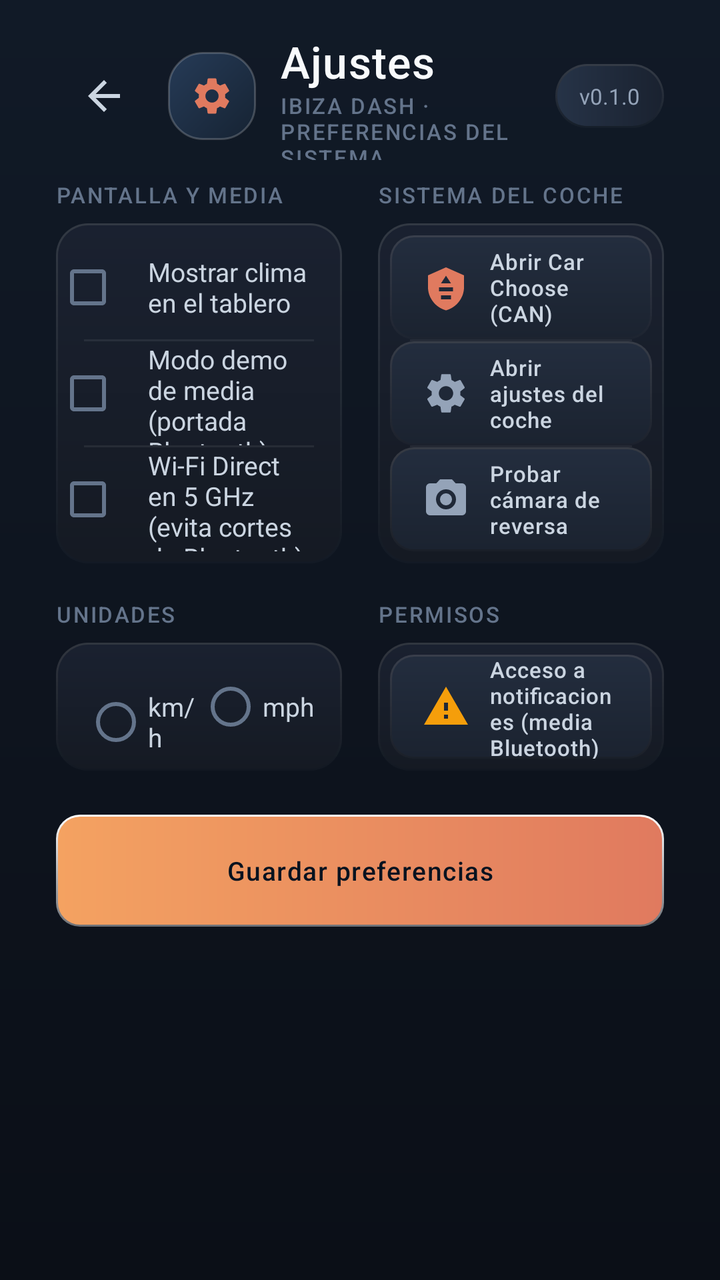
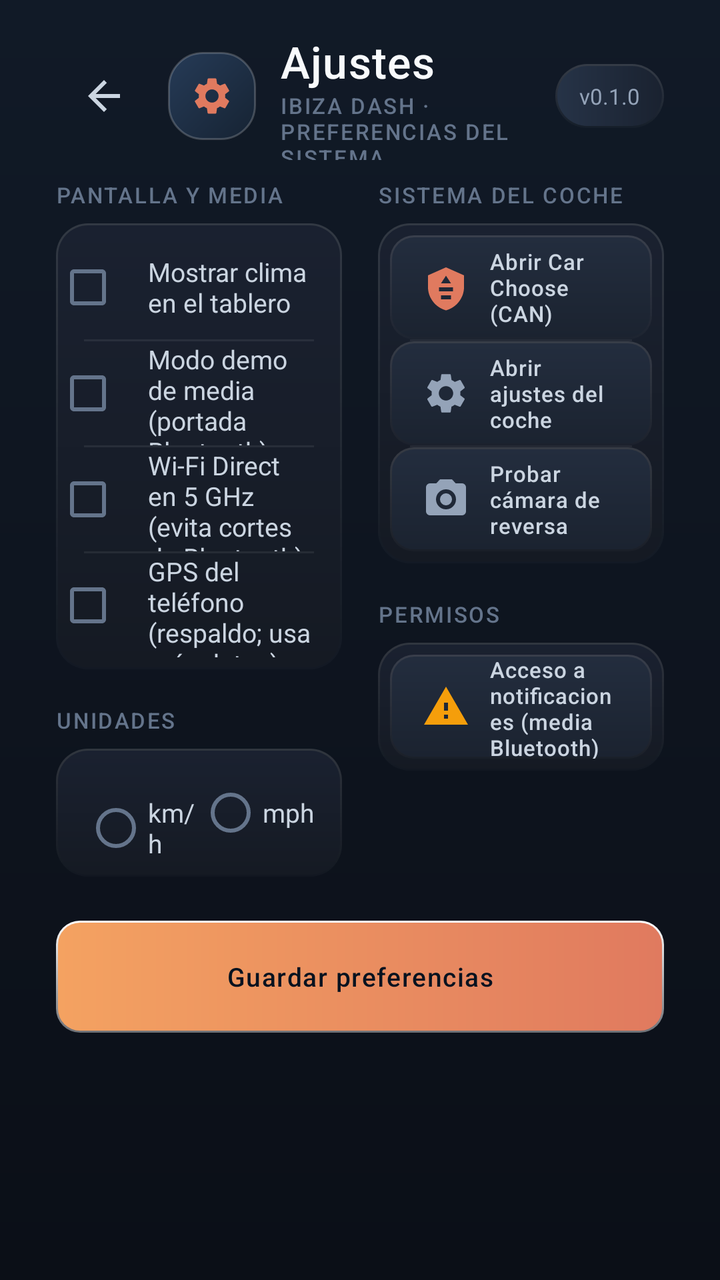

Before-and-after screenshots of an Android layout around one commit, followed by the original layout XML and the change that was made.
<!-- AndroidManifest.xml: application theme Theme.IbizaDash -->
<!-- res/layout/activity_settings.xml -->
<?xml version="1.0" encoding="utf-8"?>
<ScrollView xmlns:android="http://schemas.android.com/apk/res/android"
    android:layout_width="match_parent"
    android:layout_height="match_parent"
    android:background="@drawable/bg_screen_gradient"
    android:fillViewport="true"
    android:scrollbars="none">

    <LinearLayout
        android:layout_width="match_parent"
        android:layout_height="wrap_content"
        android:orientation="vertical"
        android:paddingStart="28dp"
        android:paddingTop="16dp"
        android:paddingEnd="28dp"
        android:paddingBottom="28dp">

        
        <LinearLayout
            android:layout_width="match_parent"
            android:layout_height="64dp"
            android:gravity="center_vertical"
            android:orientation="horizontal">

            <ImageButton
                android:id="@+id/btnBack"
                android:layout_width="48dp"
                android:layout_height="48dp"
                android:background="?attr/selectableItemBackgroundBorderless"
                android:contentDescription="Atrás"
                android:padding="10dp"
                android:src="@drawable/ic_back"
                android:tint="@color/text_secondary" />

            <FrameLayout
                android:layout_width="44dp"
                android:layout_height="44dp"
                android:layout_marginStart="8dp"
                android:background="@drawable/bg_hero_badge">

                <ImageView
                    android:layout_width="22dp"
                    android:layout_height="22dp"
                    android:layout_gravity="center"
                    android:contentDescription="Ajustes"
                    android:src="@drawable/ic_settings"
                    android:tint="@color/accent_sky" />
            </FrameLayout>

            <LinearLayout
                android:layout_width="0dp"
                android:layout_height="wrap_content"
                android:layout_marginStart="12dp"
                android:layout_weight="1"
                android:orientation="vertical">

                <TextView
                    android:layout_width="wrap_content"
                    android:layout_height="wrap_content"
                    android:fontFamily="sans-serif-medium"
                    android:letterSpacing="0.02"
                    android:text="Ajustes"
                    android:textColor="@color/text_primary"
                    android:textSize="22sp" />

                <TextView
                    style="@style/Label"
                    android:layout_width="wrap_content"
                    android:layout_height="wrap_content"
                    android:text="IBIZA DASH · PREFERENCIAS DEL SISTEMA" />
            </LinearLayout>

            <TextView
                android:id="@+id/settingsVersion"
                android:layout_width="wrap_content"
                android:layout_height="32dp"
                android:background="@drawable/bg_chip_glass"
                android:fontFeatureSettings="tnum"
                android:gravity="center"
                android:paddingStart="12dp"
                android:paddingEnd="12dp"
                android:text="v0.1.0"
                android:textColor="@color/text_muted"
                android:textSize="11sp" />
        </LinearLayout>

        <LinearLayout
            android:layout_width="match_parent"
            android:layout_height="wrap_content"
            android:layout_marginTop="10dp"
            android:baselineAligned="false"
            android:orientation="horizontal">

            
            <LinearLayout
                android:layout_width="0dp"
                android:layout_height="wrap_content"
                android:layout_weight="1"
                android:orientation="vertical">

                <TextView
                    style="@style/Label"
                    android:layout_width="wrap_content"
                    android:layout_height="wrap_content"
                    android:text="PANTALLA Y MEDIA" />

                <LinearLayout
                    android:layout_width="match_parent"
                    android:layout_height="wrap_content"
                    android:layout_marginTop="7dp"
                    android:background="@drawable/bg_insight_card"
                    android:orientation="vertical"
                    android:paddingTop="6dp"
                    android:paddingBottom="6dp">

                    <CheckBox
                        android:id="@+id/showWeather"
                        android:layout_width="match_parent"
                        android:layout_height="52dp"
                        android:buttonTint="@color/checkbox_tint"
                        android:fontFamily="sans-serif"
                        android:gravity="center_vertical"
                        android:paddingStart="14dp"
                        android:paddingEnd="14dp"
                        android:text="Mostrar clima en el tablero"
                        android:textColor="@color/text_secondary"
                        android:textSize="13sp" />

                    <View
                        android:layout_width="match_parent"
                        android:layout_height="1dp"
                        android:layout_marginStart="14dp"
                        android:layout_marginEnd="14dp"
                        android:background="#12FFFFFF" />

                    <CheckBox
                        android:id="@+id/demoMedia"
                        android:layout_width="match_parent"
                        android:layout_height="52dp"
                        android:buttonTint="@color/checkbox_tint"
                        android:fontFamily="sans-serif"
                        android:gravity="center_vertical"
                        android:paddingStart="14dp"
                        android:paddingEnd="14dp"
                        android:text="Modo demo de media (portada Bluetooth)"
                        android:textColor="@color/text_secondary"
                        android:textSize="13sp" />

                    <View
                        android:layout_width="match_parent"
                        android:layout_height="1dp"
                        android:layout_marginStart="14dp"
                        android:layout_marginEnd="14dp"
                        android:background="#12FFFFFF" />

                    <CheckBox
                        android:id="@+id/p2p5ghz"
                        android:layout_width="match_parent"
                        android:layout_height="52dp"
                        android:buttonTint="@color/checkbox_tint"
                        android:fontFamily="sans-serif"
                        android:gravity="center_vertical"
                        android:paddingStart="14dp"
                        android:paddingEnd="14dp"
                        android:text="Wi-Fi Direct en 5 GHz (evita cortes de Bluetooth)"
                        android:textColor="@color/text_secondary"
                        android:textSize="13sp" />
                </LinearLayout>

                <TextView
                    style="@style/Label"
                    android:layout_width="wrap_content"
                    android:layout_height="wrap_content"
                    android:layout_marginTop="18dp"
                    android:text="UNIDADES" />

                <LinearLayout
                    android:layout_width="match_parent"
                    android:layout_height="wrap_content"
                    android:layout_marginTop="7dp"
                    android:background="@drawable/bg_insight_card"
                    android:gravity="center_vertical"
                    android:orientation="horizontal"
                    android:paddingStart="14dp"
                    android:paddingTop="6dp"
                    android:paddingEnd="14dp"
                    android:paddingBottom="6dp">

                    <RadioGroup
                        android:id="@+id/units"
                        android:layout_width="match_parent"
                        android:layout_height="wrap_content"
                        android:orientation="horizontal">

                        <RadioButton
                            android:id="@+id/unitKmh"
                            android:layout_width="0dp"
                            android:layout_height="52dp"
                            android:layout_weight="1"
                            android:buttonTint="@color/radio_tint"
                            android:gravity="center_vertical"
                            android:text="km/h"
                            android:textColor="@color/text_secondary"
                            android:textSize="13sp" />

                        <RadioButton
                            android:id="@+id/unitMph"
                            android:layout_width="0dp"
                            android:layout_height="52dp"
                            android:layout_weight="1"
                            android:buttonTint="@color/radio_tint"
                            android:gravity="center_vertical"
                            android:text="mph"
                            android:textColor="@color/text_secondary"
                            android:textSize="13sp" />
                    </RadioGroup>
                </LinearLayout>
            </LinearLayout>

            <Space
                android:layout_width="18dp"
                android:layout_height="match_parent" />

            
            <LinearLayout
                android:layout_width="0dp"
                android:layout_height="wrap_content"
                android:layout_weight="1"
                android:orientation="vertical">

                <TextView
                    style="@style/Label"
                    android:layout_width="wrap_content"
                    android:layout_height="wrap_content"
                    android:text="SISTEMA DEL COCHE" />

                <LinearLayout
                    android:layout_width="match_parent"
                    android:layout_height="wrap_content"
                    android:layout_marginTop="7dp"
                    android:background="@drawable/bg_insight_card"
                    android:orientation="vertical"
                    android:padding="6dp">

                    <Button
                        android:id="@+id/btnCarChoose"
                        style="@style/SettingsActionButton"
                        android:layout_width="match_parent"
                        android:drawableStart="@drawable/ic_can"
                        android:drawableTint="@color/accent_sky"
                        android:text="Abrir Car Choose (CAN)" />

                    <View
                        android:layout_width="match_parent"
                        android:layout_height="1dp"
                        android:layout_marginStart="10dp"
                        android:layout_marginEnd="10dp"
                        android:background="#0FFFFFFF" />

                    <Button
                        android:id="@+id/btnCarSettings"
                        style="@style/SettingsActionButton"
                        android:layout_width="match_parent"
                        android:drawableStart="@drawable/ic_settings"
                        android:drawableTint="@color/text_muted"
                        android:text="Abrir ajustes del coche" />

                    <View
                        android:layout_width="match_parent"
                        android:layout_height="1dp"
                        android:layout_marginStart="10dp"
                        android:layout_marginEnd="10dp"
                        android:background="#0FFFFFFF" />

                    <Button
                        android:id="@+id/btnReverse"
                        style="@style/SettingsActionButton"
                        android:layout_width="match_parent"
                        android:drawableStart="@drawable/ic_camera"
                        android:drawableTint="@color/text_muted"
                        android:text="Probar cámara de reversa" />
                </LinearLayout>

                <TextView
                    style="@style/Label"
                    android:layout_width="wrap_content"
                    android:layout_height="wrap_content"
                    android:layout_marginTop="18dp"
                    android:text="PERMISOS" />

                <LinearLayout
                    android:layout_width="match_parent"
                    android:layout_height="wrap_content"
                    android:layout_marginTop="7dp"
                    android:background="@drawable/bg_insight_card"
                    android:orientation="vertical"
                    android:padding="6dp">

                    <Button
                        android:id="@+id/btnNotificationAccess"
                        style="@style/SettingsActionButton"
                        android:layout_width="match_parent"
                        android:drawableStart="@drawable/ic_alert"
                        android:drawableTint="@color/amber"
                        android:text="Acceso a notificaciones (media Bluetooth)" />
                </LinearLayout>
            </LinearLayout>
        </LinearLayout>

        <Button
            android:id="@+id/btnSave"
            style="@style/PrimaryButton"
            android:layout_width="match_parent"
            android:layout_marginTop="22dp"
            android:text="Guardar preferencias" />
    </LinearLayout>
</ScrollView>
<!-- resources referenced by this layout -->
<resources>
  <color name="accent_sky">#E07A5F</color>
  <color name="amber">#F59E0B</color>
  <color name="text_muted">#94A3B8</color>
  <color name="text_primary">#F8FAFC</color>
  <color name="text_secondary">#CBD5E1</color>
  <!-- drawable bg_hero_badge (drawable) -->
  <?xml version="1.0" encoding="utf-8"?>
  <shape xmlns:android="http://schemas.android.com/apk/res/android">
      <gradient
          android:angle="315"
          android:endColor="#162333"
          android:startColor="#263B57" />
      <corners android:radius="17dp" />
      <stroke
          android:width="1dp"
          android:color="#33FFFFFF" />
  </shape>
  <!-- drawable bg_screen_gradient (drawable) -->
  <?xml version="1.0" encoding="utf-8"?>
  <shape xmlns:android="http://schemas.android.com/apk/res/android">
      <gradient
          android:angle="270"
          android:endColor="#0B0F17"
          android:startColor="#111A27" />
  </shape>
  <!-- drawable ic_alert (drawable) -->
  <?xml version="1.0" encoding="utf-8"?>
  <vector xmlns:android="http://schemas.android.com/apk/res/android"
      android:width="24dp"
      android:height="24dp"
      android:viewportWidth="24"
      android:viewportHeight="24">
      <path
          android:fillColor="#FFFFFFFF"
          android:pathData="M1,21h22L12,2 1,21zM13,18h-2v-2h2v2zM13,14h-2v-4h2v4z" />
  </vector>
  <!-- drawable ic_back (drawable) -->
  <?xml version="1.0" encoding="utf-8"?>
  <vector xmlns:android="http://schemas.android.com/apk/res/android"
      android:width="24dp"
      android:height="24dp"
      android:viewportWidth="24"
      android:viewportHeight="24">
      <path
          android:fillColor="#FFFFFFFF"
          android:pathData="M20,11H7.83l5.59-5.59L12,4l-8,8 8,8 1.41-1.41L7.83,13H20v-2z" />
  </vector>
  <!-- drawable ic_camera (drawable) -->
  <?xml version="1.0" encoding="utf-8"?>
  <vector xmlns:android="http://schemas.android.com/apk/res/android"
      android:width="24dp"
      android:height="24dp"
      android:viewportWidth="24"
      android:viewportHeight="24">
      <path
          android:fillColor="#FFFFFFFF"
          android:pathData="M9,2L7.17,4H4A2,2 0,0 0,2 6V18A2,2 0,0 0,4 20H20A2,2 0,0 0,22 18V6A2,2 0,0 0,20 4H16.83L15,2H9M12,17A5,5 0,0 1,7 12A5,5 0,0 1,12 7A5,5 0,0 1,17 12A5,5 0,0 1,12 17M12,9A3,3 0,0 0,9 12A3,3 0,0 0,12 15A3,3 0,0 0,15 12A3,3 0,0 0,12 9Z" />
  </vector>
  <!-- drawable ic_can (drawable) -->
  <?xml version="1.0" encoding="utf-8"?>
  <vector xmlns:android="http://schemas.android.com/apk/res/android"
      android:width="24dp"
      android:height="24dp"
      android:viewportWidth="24"
      android:viewportHeight="24">
      <path
          android:fillColor="#FFFFFFFF"
          android:pathData="M12,2l9,4v6c0,5.25 -3.84,10.16 -9,11.5C6.84,22.16 3,17.25 3,12V6l9,-4zM12,6.18L9.5,10h5L12,6.18zM8.5,12v2h7v-2h-7zM9.5,16v2h5v-2h-5z" />
  </vector>
  <style name="Label">
          <item name="android:textColor">@color/text_faint</item>
          <item name="android:textSize">@dimen/label_size</item>
          <item name="android:letterSpacing">0.08</item>
          <item name="android:textAllCaps">true</item>
          <item name="android:fontFamily">sans-serif-medium</item>
      </style>
  <style name="PrimaryButton">
          <item name="android:layout_height">56dp</item>
          <item name="android:background">@drawable/bg_primary_button</item>
          <item name="android:fontFamily">sans-serif-medium</item>
          <item name="android:textSize">13sp</item>
          <item name="android:textColor">#06121F</item>
          <item name="android:textAllCaps">false</item>
          <item name="android:letterSpacing">0.04</item>
          <item name="android:gravity">center</item>
          <item name="android:minWidth">0dp</item>
          <item name="android:minHeight">0dp</item>
          <item name="android:stateListAnimator">@animator/press_scale</item>
      </style>
  <color name="text_faint">#64748B</color>
  <dimen name="label_size">11sp</dimen>
  <color name="obsidian_900">#0B0E14</color>
  <!-- unchanged entries left out for length: 7 -->
</resources>

<!-- the commit's change to res/layout/activity_settings.xml (unified diff, before → after) -->
@@ -165,6 +165,26 @@
                         android:text="Wi-Fi Direct en 5 GHz (evita cortes de Bluetooth)"
                         android:textColor="@color/text_secondary"
                         android:textSize="13sp" />
+
+                    <View
+                        android:layout_width="match_parent"
+                        android:layout_height="1dp"
+                        android:layout_marginStart="14dp"
+                        android:layout_marginEnd="14dp"
+                        android:background="#12FFFFFF" />
+
+                    <CheckBox
+                        android:id="@+id/usePhoneGps"
+                        android:layout_width="match_parent"
+                        android:layout_height="52dp"
+                        android:buttonTint="@color/checkbox_tint"
+                        android:fontFamily="sans-serif"
+                        android:gravity="center_vertical"
+                        android:paddingStart="14dp"
+                        android:paddingEnd="14dp"
+                        android:text="GPS del teléfono (respaldo; usa más datos)"
+                        android:textColor="@color/text_secondary"
+                        android:textSize="13sp" />
                 </LinearLayout>
 
                 <TextView
